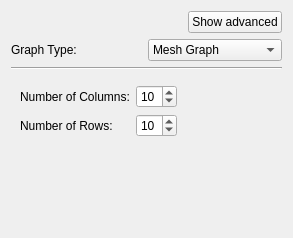
KDE/rocs, file VisualEditor/Tools/GenerateGraph/GenerateGraphWidget.ui: the form before one commit.
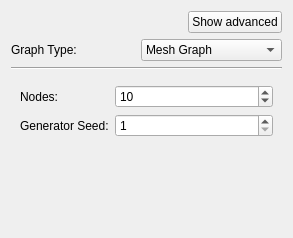
The form after the commit. The open tabs and pages were chosen to show the change. Custom widgets are drawn as their Qt base class.

Commit message:
Added random tree graph functionality to the GenerateGraph widget
The GenerateGraph UI now has an option to generate a random tree graph
given a number of nodes and a random number generator seed. Also, the
GenerateGraph back-end now has the required random tree
graph generation.

Diff of the .ui file:
```diff
--- a/VisualEditor/Tools/GenerateGraph/GenerateGraphWidget.ui
+++ b/VisualEditor/Tools/GenerateGraph/GenerateGraphWidget.ui
@@ -68,6 +68,11 @@
        <string>Erdös-Renyi Graph</string>
       </property>
      </item>
+     <item>
+      <property name="text">
+       <string>Random Tree Graph</string>
+      </property>
+     </item>
     </widget>
    </item>
    <item row="2" column="0" colspan="2">
@@ -341,6 +346,48 @@
        </item>
       </layout>
      </widget>
+     <widget class="QWidget" name="page_random_tree">
+      <layout class="QGridLayout" name="gridLayout_8">
+       <item row="0" column="0">
+        <layout class="QFormLayout" name="formLayout">
+         <item row="0" column="0">
+          <widget class="QLabel" name="label_randomTreeNodes">
+           <property name="text">
+            <string>Nodes:</string>
+           </property>
+          </widget>
+         </item>
+         <item row="0" column="1">
+          <widget class="QSpinBox" name="randomTreeNodes">
+           <property name="minimum">
+            <number>1</number>
+           </property>
+           <property name="value">
+            <number>10</number>
+           </property>
+          </widget>
+         </item>
+         <item row="1" column="0">
+          <widget class="QLabel" name="label_randomTreeGeneratorSeed">
+           <property name="text">
+            <string>Generator Seed:</string>
+           </property>
+          </widget>
+         </item>
+         <item row="1" column="1">
+          <widget class="QSpinBox" name="randomTreeGeneratorSeed">
+           <property name="minimum">
+            <number>1</number>
+           </property>
+           <property name="maximum">
+            <number>999999</number>
+           </property>
+          </widget>
+         </item>
+        </layout>
+       </item>
+      </layout>
+     </widget>
     </widget>
    </item>
   </layout>
```
Left out of the diff: 32 changed lines with no effect on the pictures. The commit also changes 2 other files.
